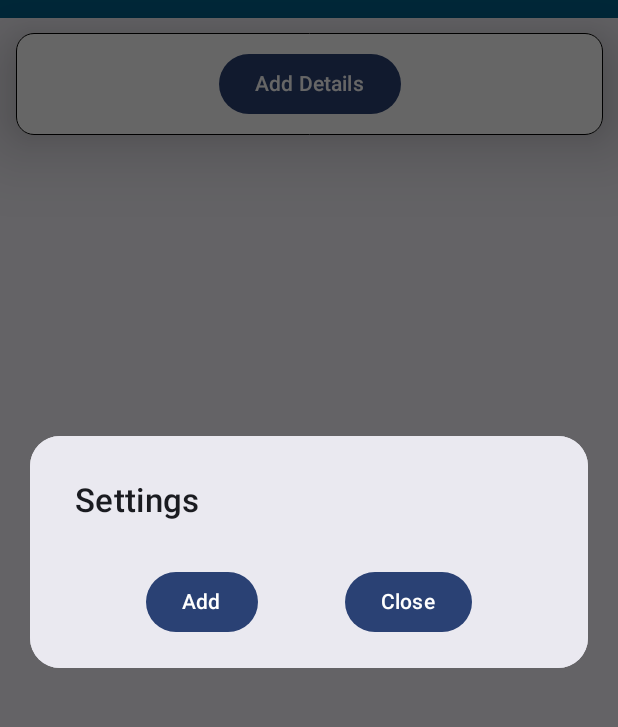
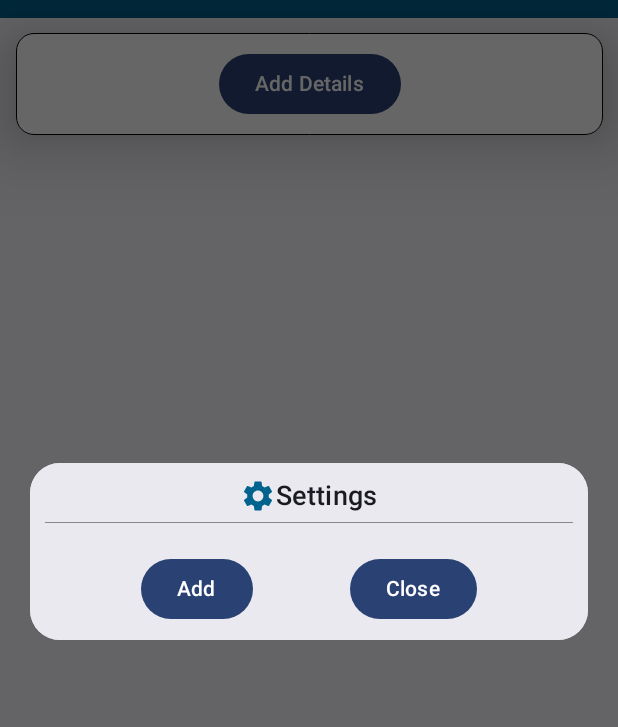
Before and after one commit to PatelShakil/MobileBillingApp, an Android app built with Jetpack Compose: the screen it shows after launch (MainActivity), after a tap on "Add Details", on a phone screen of 412 x 824 dp, the part 66-793 px from its top. Run offline under Robolectric (Android 15) with nearby library versions, the phone set to English and light mode, and no system bars; our stand-ins replace Dagger/Hilt's generated code, Room's generated code; libraries missing offline, so code that uses them is left out: com.opencsv, org.apache.poi.

Commit message:
some beautification

```diff
--- a/app/src/main/java/com/mycampus/billingapp/ui/detail/BillDetailScreen.kt
+++ b/app/src/main/java/com/mycampus/billingapp/ui/detail/BillDetailScreen.kt
@@ -907,10 +907,10 @@ fun BillReceiptButtonRow(
                                     val whatsappBusinessPackage = "com.whatsapp.w4b"
                                     val phone = "+91${customerItem.mobile}"
 
-                                    try {                                    sendWhatsAppMessageWithPDF(context, msg, phone, filename,whatsappPackage)
-
+                                    try {
+                                        sendWhatsAppMessage(context, msg, phone,whatsappPackage)
                                     } catch (e: PackageManager.NameNotFoundException) {
-                                        sendWhatsAppMessageWithPDF(context, msg, phone, filename,whatsappBusinessPackage)
+                                        sendWhatsAppMessage(context, msg, phone,whatsappBusinessPackage)
                                     } catch (e: Exception) {
                                         e.printStackTrace()
                                     }
--- a/app/src/main/java/com/mycampus/billingapp/ui/home/HomeScreen.kt
+++ b/app/src/main/java/com/mycampus/billingapp/ui/home/HomeScreen.kt
@@ -20,6 +20,7 @@ import androidx.compose.material.TextField
 import androidx.compose.material.TextFieldDefaults
 import androidx.compose.material.icons.Icons
 import androidx.compose.material.icons.filled.Add
+import androidx.compose.material.icons.filled.Settings
 import androidx.compose.material3.*
 import androidx.compose.runtime.*
 import androidx.compose.ui.Alignment
@@ -942,14 +943,20 @@ fun SettingsPopup(
                 modifier = Modifier
                     .fillMaxWidth()
                     .background(Color(0xFFEAE9F0))
-                    .padding(20.dp)
+                    .padding(10.dp),
+                horizontalAlignment = Alignment.CenterHorizontally
             ) {
-                Text(
-                    "Settings",
-                    style = MaterialTheme.typography.titleMedium,
-                    fontSize = 22.sp,
-                    modifier = Modifier.padding(10.dp)
-                )
+                Row(modifier = Modifier.fillMaxWidth(), verticalAlignment = Alignment.CenterVertically, horizontalArrangement = Arrangement.Center) {
+                    Icon(Icons.Default.Settings,"",
+                        tint = MainColor)
+                    Text(
+                        "Settings",
+                        style = MaterialTheme.typography.titleMedium,
+                        fontSize = 18.sp,
+                    )
+                }
+                Spacer(Modifier.height(5.dp))
+                Divider(modifier = Modifier.fillMaxWidth().height(.5.dp),color = Gray)
                 Spacer(modifier = Modifier.height(10.dp))
                 Column() {
                     if (isEditable) {
```
